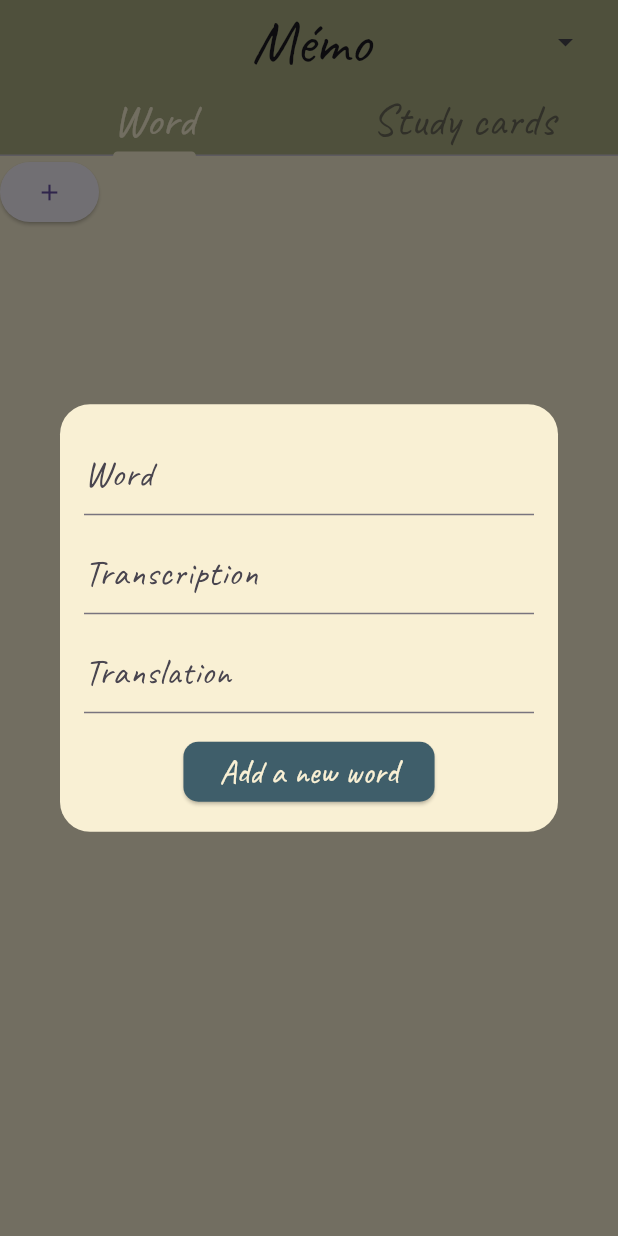
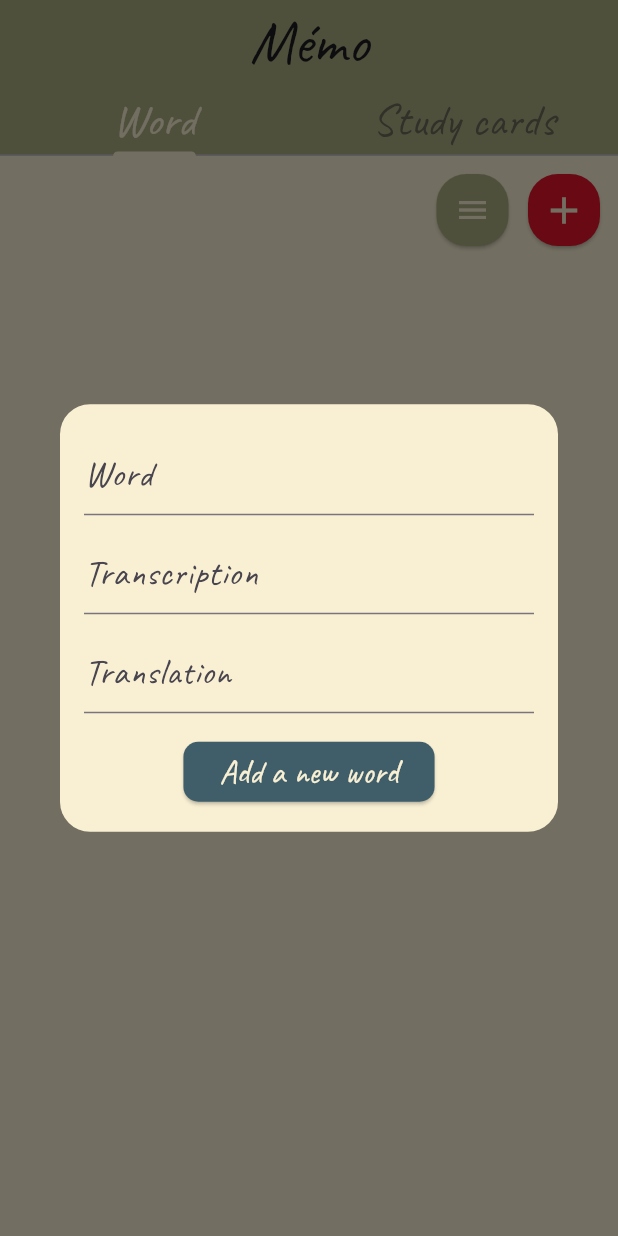
Before and after one commit to letsmespeakfrommyheart/memo, a Flutter app: the screen it shows after launch, after a tap on the "add" icon, on a phone screen of 412 x 824 dp. Run offline on Flutter 3.47's test engine with Material 3 defaults, Android fonts, the phone set to English and light mode, and no system bars; our stand-ins replace flutter_bloc, freezed_annotation, gap, hive, hive_flutter; accounts and stored records are empty.

Commit message:
fix: memo word active button layout

```diff
--- a/lib/cubit/memo_cubit.dart
+++ b/lib/cubit/memo_cubit.dart
@@ -85,7 +85,6 @@ class MemoCubit extends Cubit<MemoCubitStates> {
         isLearned: true,
       );
       await memoryBox.put(key, learnedWord);
-      emit(state.copyWith(listOfWords: memoryBox.values.toList()));
     } else if (memoWord.isLearned case true) {
       final notLearnedWord = MemorisationModel(
         word: memoWord.word,
@@ -94,8 +93,9 @@ class MemoCubit extends Cubit<MemoCubitStates> {
         isLearned: false,
       );
       await memoryBox.put(key, notLearnedWord);
-      emit(state.copyWith(listOfWords: memoryBox.values.toList()));
     }
+    filterKeys(state.filter, memoryBox);
+    emit(state.copyWith(listOfWords: memoryBox.values.toList()));
   }
 
   void filterKeys(final Filter filter, final Box<MemorisationModel> words) {
--- a/lib/main.dart
+++ b/lib/main.dart
@@ -3,12 +3,7 @@ import 'package:flutter_bloc/flutter_bloc.dart';
 import 'package:hive_flutter/hive_flutter.dart';
 import 'package:memo/cubit/memo_cubit.dart';
 import 'package:memo/data/memorisation_model.dart';
-import 'package:memo/presentation/screens/memo_card_study_screen.dart';
-import 'package:memo/presentation/screens/memo_word_screen.dart';
-import 'package:memo/presentation/widgets/memo_action_button.dart';
-import 'package:memo/presentation/widgets/memo_popup_menu_button.dart';
-import 'package:memo/presentation/widgets/memo_word_item.dart';
-import 'package:memo/presentation/widgets/word_dialog.dart';
+import 'package:memo/presentation/screens/memo_home_screen.dart';
 import 'package:memo/srs/colors.dart';
 import 'package:path_provider/path_provider.dart';
 
@@ -24,74 +19,32 @@ void main() async {
   runApp(
     BlocProvider(
       create: (final context) => MemoCubit(memoryBox),
-      child: const MyApp(),
+      child: const MemoApp(),
     ),
   );
 }
 
-class MyApp extends StatelessWidget {
-  const MyApp({super.key});
+class MemoApp extends StatelessWidget {
+  const MemoApp({super.key});
 
   @override
   Widget build(final BuildContext context) => MaterialApp(
         debugShowCheckedModeBanner: false,
         theme: ThemeData(
           fontFamily: 'Caveat',
-          inputDecorationTheme: InputDecorationTheme(focusColor: green),
-          appBarTheme: AppBarTheme(backgroundColor: green, shadowColor: milk),
-          scaffoldBackgroundColor: milk,
+          inputDecorationTheme: InputDecorationTheme(focusColor: greenColor),
+          appBarTheme:
+              AppBarTheme(backgroundColor: greenColor, shadowColor: milkColor),
+          scaffoldBackgroundColor: milkColor,
           floatingActionButtonTheme:
-              FloatingActionButtonThemeData(backgroundColor: red),
+              FloatingActionButtonThemeData(backgroundColor: redColor),
           dialogTheme: DialogTheme(
-            backgroundColor: milk,
+            backgroundColor: milkColor,
           ),
         ),
         home: const DefaultTabController(
           length: 2,
-          child: MemoHomePage(),
+          child: MemoHomeScreen(),
         ),
       );
 }
-
-class MemoHomePage extends StatelessWidget {
-  const MemoHomePage({super.key});
-
-  @override
-  Widget build(final BuildContext context) => Scaffold(
-        appBar: AppBar(
-          bottom: TabBar(
-            labelColor: milk,
-            unselectedLabelColor: lightGrey,
-            indicatorColor: milk,
-            tabs: const [
-              Text(
-                'Word',
-                style: TextStyle(fontSize: 30),
-              ),
-              Text(
-                'Study cards',
-                style: TextStyle(fontSize: 30),
-              ),
-            ],
-          ),
-          title: const Center(
-            child: Text(
-              // 6 steps for Android
-              '      Mémo',
-              style: TextStyle(fontSize: 40),
-            ),
-          ),
-          actions: <Widget>[
-            MemoPopupMenuButton(
-              onSelectedItem: context.read<MemoCubit>().onPopUp,
-            ),
-          ],
-        ),
-        body: const TabBarView(
-          children: [
-            MemoWordScreen(),
-            MemoCardStudyScreen(),
-          ],
-        ),
-      );
-}
--- /dev/null
+++ b/lib/presentation/screens/memo_home_screen.dart
@@ -0,0 +1,42 @@
+import 'package:flutter/material.dart';
+import 'package:memo/presentation/screens/memo_card_study_screen.dart';
+import 'package:memo/presentation/screens/memo_word_screen.dart';
+import 'package:memo/srs/colors.dart';
+
+class MemoHomeScreen extends StatelessWidget {
+  const MemoHomeScreen({super.key});
+
+  @override
+  Widget build(final BuildContext context) => Scaffold(
+        appBar: AppBar(
+          bottom: TabBar(
+            labelColor: milkColor,
+            unselectedLabelColor: lightGreyColor,
+            indicatorColor: milkColor,
+            tabs: const [
+              Text(
+                'Word',
+                style: TextStyle(fontSize: 30),
+              ),
+              Text(
+                'Study cards',
+                style: TextStyle(fontSize: 30),
+              ),
+            ],
+          ),
+          title: const Center(
+            child: Text(
+              // 6 steps for Android
+              'Mémo',
+              style: TextStyle(fontSize: 40),
+            ),
+          ),
+        ),
+        body: const TabBarView(
+          children: [
+            MemoWordScreen(),
+            MemoCardStudyScreen(),
+          ],
+        ),
+      );
+}
--- a/lib/presentation/screens/memo_word_screen.dart
+++ b/lib/presentation/screens/memo_word_screen.dart
@@ -1,9 +1,12 @@
 import 'package:flutter/material.dart';
 import 'package:flutter_bloc/flutter_bloc.dart';
+import 'package:gap/gap.dart';
 import 'package:memo/cubit/memo_cubit.dart';
-import 'package:memo/presentation/widgets/memo_action_button.dart';
+import 'package:memo/presentation/widgets/memo_add_button.dart';
+import 'package:memo/presentation/widgets/memo_popup_menu_button.dart';
 import 'package:memo/presentation/widgets/memo_word_item.dart';
 import 'package:memo/presentation/widgets/word_dialog.dart';
+import 'package:memo/srs/colors.dart';
 
 class MemoWordScreen extends StatefulWidget {
   const MemoWordScreen({
@@ -24,45 +27,22 @@ class _MemoWordScreenState extends State<MemoWordScreen> {
         builder: (final context, final state) {
           final memoCubit = context.read<MemoCubit>();
           final filteredKeys = memoCubit.state.filteredKeys;
-          return Stack(
+          return SafeArea(
+            child: Padding(
+              padding: const EdgeInsets.all(
+                8,
+              ),
+              child: Column(
                 children: [
-              ListView.separated(
-                itemCount: filteredKeys.length,
-                itemBuilder: (final context, final index) {
-                  final key = filteredKeys[index];
-                  final memoWord = memoCubit.memoryBox.get(key);
-                  if (memoWord != null) {
-                    return MemoWordItem(
-                      memorisationWord: memoWord.word,
-                      memorisationTranscription: memoWord.transcription,
-                      memorisationTranslation: memoWord.translation,
-                      onChangeLearningState: () async {
-                        await context
-                            .read<MemoCubit>()
-                            .onChangeLearningState(memoWord, key);
-                      },
-                      onDeleteWord: () async {
-                        await context.read<MemoCubit>().onDeleteWord(index);
-                      },
-                      onShowTranslate: () async {
-                        await context
-                            .read<MemoCubit>()
-                            .onShowTranslate(context, memoWord);
-                      },
-                      iconColor: memoWord.isLearned
-                          ? Colors.amber
-                          : Colors.grey.shade600,
-                    );
-                  }
-                  return null;
-                },
-                separatorBuilder: (final context, final index) =>
-                    const Divider(),
-                shrinkWrap: true,
+                  Row(
+                    mainAxisAlignment: MainAxisAlignment.end,
+                    children: [
+                      MemoPopupMenuButton(
+                        onSelectedItem: context.read<MemoCubit>().onPopUp,
                       ),
-              Positioned(
-                child: MemoActionButton(
-                  onActionButtonPressed: () async {
+                      const Gap(5),
+                      MemoAddButton(
+                        onAddButtonPressed: () async {
                           await showDialog(
                             context: context,
                             builder: (final context) => WordDialog(
@@ -90,8 +70,52 @@ class _MemoWordScreenState extends State<MemoWordScreen> {
                           );
                         },
                       ),
+                    ],
+                  ),
+                  const Gap(8),
+                  Stack(
+                    children: [
+                      ListView.separated(
+                        itemCount: filteredKeys.length,
+                        itemBuilder: (final context, final index) {
+                          final key = filteredKeys[index];
+                          final memoWord = memoCubit.memoryBox.get(key);
+                          if (memoWord != null) {
+                            return MemoWordItem(
+                              memorisationWord: memoWord.word,
+                              memorisationTranscription: memoWord.transcription,
+                              memorisationTranslation: memoWord.translation,
+                              onChangeLearningState: () async {
+                                await context
+                                    .read<MemoCubit>()
+                                    .onChangeLearningState(memoWord, key);
+                              },
+                              onDeleteWord: () async {
+                                await context
+                                    .read<MemoCubit>()
+                                    .onDeleteWord(index);
+                              },
+                              onShowTranslate: () async {
+                                await context
+                                    .read<MemoCubit>()
+                                    .onShowTranslate(context, memoWord);
+                              },
+                              iconColor: memoWord.isLearned
+                                  ? goldColor
+                                  : lightGreyColor,
+                            );
+                          }
+                          return null;
+                        },
+                        separatorBuilder: (final context, final index) =>
+                            const Gap(10),
+                        shrinkWrap: true,
                       ),
                     ],
+                  ),
+                ],
+              ),
+            ),
           );
         },
       );
--- a/lib/presentation/widgets/memo_action_button.dart
+++ /dev/null
@@ -1,18 +0,0 @@
-import 'package:flutter/material.dart';
-
-class MemoActionButton extends StatelessWidget {
-  const MemoActionButton({
-    required this.onActionButtonPressed,
-    super.key,
-  });
-
-  final Function()? onActionButtonPressed;
-
-  @override
-  Widget build(final BuildContext context) => ElevatedButton.icon(
-        onPressed: onActionButtonPressed,
-        label: const Icon(
-          Icons.add,
-        ),
-      );
-}
--- /dev/null
+++ b/lib/presentation/widgets/memo_add_button.dart
@@ -0,0 +1,27 @@
+import 'package:flutter/material.dart';
+import 'package:memo/srs/colors.dart';
+
+class MemoAddButton extends StatelessWidget {
+  const MemoAddButton({
+    required this.onAddButtonPressed,
+    super.key,
+  });
+
+  final Function()? onAddButtonPressed;
+
+  @override
+  Widget build(final BuildContext context) => Card(
+        color: redColor,
+        shape: const RoundedRectangleBorder(
+          borderRadius: BorderRadius.all(
+            Radius.circular(20),
+          ),
+        ),
+        child: IconButton(
+          onPressed: onAddButtonPressed,
+          icon: const Icon(Icons.add),
+          color: milkColor,
+          iconSize: 30,
+        ),
+      );
+}
--- a/lib/presentation/widgets/memo_popup_menu_button.dart
+++ b/lib/presentation/widgets/memo_popup_menu_button.dart
@@ -9,19 +9,26 @@ class MemoPopupMenuButton extends StatelessWidget {
 
   final Function(String)? onSelectedItem;
   @override
-  Widget build(final BuildContext context) => PopupMenuButton<String>(
-        icon: const Padding(
-          padding: EdgeInsets.only(right: 15),
-          child: Icon(
-            Icons.arrow_drop_down,
-          ),
-        ),
+  Widget build(final BuildContext context) => Card(
+        color: greenColor,
         shape: const RoundedRectangleBorder(
           borderRadius: BorderRadius.all(
             Radius.circular(20),
           ),
         ),
-        color: milk,
+        child: PopupMenuButton<String>(
+          position: PopupMenuPosition.under,
+          icon: Icon(
+            Icons.menu,
+            color: milkColor,
+          ),
+          shape: RoundedRectangleBorder(
+            side: BorderSide(color: milkColor, width: 2),
+            borderRadius: const BorderRadius.all(
+              Radius.circular(20),
+            ),
+          ),
+          color: greenColor,
           onSelected: onSelectedItem,
           itemBuilder: (final context) => [
             'All',
@@ -30,15 +37,18 @@ class MemoPopupMenuButton extends StatelessWidget {
           ]
               .map(
                 (final option) => PopupMenuItem(
-                textStyle: const TextStyle(
+                  value: option,
+                  child: Text(
+                    option,
+                    style: TextStyle(
                       fontSize: 20,
-                  color: Colors.black,
+                      color: milkColor,
                       fontFamily: 'Caveat',
                     ),
-                value: option,
-                child: Text(option),
+                  ),
                 ),
               )
               .toList(),
+        ),
       );
 }
--- a/lib/presentation/widgets/memo_word_item.dart
+++ b/lib/presentation/widgets/memo_word_item.dart
@@ -23,6 +23,13 @@ class MemoWordItem extends StatelessWidget {
 
   @override
   Widget build(final BuildContext context) => ListTile(
+        tileColor: milkColor,
+        shape: RoundedRectangleBorder(
+          side: BorderSide(color: greenColor),
+          borderRadius: const BorderRadius.all(
+            Radius.circular(20),
+          ),
+        ),
         contentPadding: const EdgeInsets.only(left: 10, right: 5),
         minLeadingWidth: 0,
         minVerticalPadding: 0,
@@ -50,7 +57,7 @@ class MemoWordItem extends StatelessWidget {
         ),
         trailing: IconButton(
           icon: const Icon(Icons.clear),
-          color: red,
+          color: redColor,
           onPressed: onDeleteWord,
         ),
         onTap: onShowTranslate,
--- a/lib/presentation/widgets/word_dialog.dart
+++ b/lib/presentation/widgets/word_dialog.dart
@@ -25,11 +25,11 @@ class WordDialog extends StatelessWidget {
             mainAxisSize: MainAxisSize.min,
             children: <Widget>[
               TextField(
-                cursorColor: teal,
+                cursorColor: tealColor,
                 style: const TextStyle(fontSize: 28),
                 decoration: InputDecoration(
                   focusedBorder: UnderlineInputBorder(
-                    borderSide: BorderSide(color: teal),
+                    borderSide: BorderSide(color: tealColor),
                   ),
                   hintText: 'Word',
                   hintStyle: const TextStyle(fontSize: 24),
@@ -41,11 +41,11 @@ class WordDialog extends StatelessWidget {
                 height: 8,
               ),
               TextField(
-                cursorColor: teal,
+                cursorColor: tealColor,
                 style: const TextStyle(fontSize: 28),
                 decoration: InputDecoration(
                   focusedBorder: UnderlineInputBorder(
-                    borderSide: BorderSide(color: teal),
+                    borderSide: BorderSide(color: tealColor),
                   ),
                   hintText: 'Transcription',
                   hintStyle: const TextStyle(fontSize: 24),
@@ -56,13 +56,13 @@ class WordDialog extends StatelessWidget {
                 height: 8,
               ),
               TextField(
-                cursorColor: teal,
+                cursorColor: tealColor,
                 style: const TextStyle(fontSize: 28),
                 decoration: InputDecoration(
                   hintText: 'Translation',
                   hintStyle: const TextStyle(fontSize: 24),
                   focusedBorder: UnderlineInputBorder(
-                    borderSide: BorderSide(color: teal),
+                    borderSide: BorderSide(color: tealColor),
                   ),
                 ),
                 controller: translationController,
@@ -73,7 +73,7 @@ class WordDialog extends StatelessWidget {
               ElevatedButton(
                 onPressed: toAddNewWord,
                 style: ButtonStyle(
-                  backgroundColor: WidgetStateProperty.all(teal),
+                  backgroundColor: WidgetStateProperty.all(tealColor),
                   shape: WidgetStateProperty.all(
                     RoundedRectangleBorder(
                       borderRadius: BorderRadius.circular(10),
@@ -84,7 +84,7 @@ class WordDialog extends StatelessWidget {
                   'Add a new word',
                   style: TextStyle(
                     fontSize: 22,
-                    color: milk,
+                    color: milkColor,
                   ),
                 ),
               ),
--- a/lib/srs/colors.dart
+++ b/lib/srs/colors.dart
@@ -1,10 +1,10 @@
 import 'package:flutter/material.dart';
 
-Color green = const Color.fromARGB(255, 172, 175, 131);
-//  - color for Android
-Color red = const Color.fromARGB(255, 227, 19, 42);
-Color milk = const Color.fromARGB(255, 249, 240, 212);
-// Color green = const Color.fromARGB(255, 172, 175, 131);
-Color teal = const Color.fromARGB(255, 63, 94, 106);
-Color grey = const Color.fromARGB(255, 59, 55, 58);
-Color lightGrey = const Color.fromARGB(148, 59, 55, 58);
+Color greenColor = const Color.fromARGB(255, 172, 175, 131);
+Color redColor = const Color.fromARGB(255, 227, 19, 42);
+Color milkColor = const Color.fromARGB(255, 249, 240, 212);
+Color tealColor = const Color.fromARGB(255, 63, 94, 106);
+Color greyColor = const Color.fromARGB(255, 59, 55, 58);
+Color lightGreyColor = const Color.fromARGB(148, 59, 55, 58);
+Color whiteColor = const Color.fromARGB(255, 255, 255, 255);
+Color goldColor = const Color.fromARGB(255, 255, 193, 7);
--- a/pubspec.yaml
+++ b/pubspec.yaml
@@ -14,6 +14,7 @@ dependencies:
     sdk: flutter
   flutter_bloc: ^8.1.6
   freezed_annotation: ^2.4.4
+  gap: ^3.0.1
   hive: ^2.2.3
   hive_flutter: ^1.1.0
   path_provider: ^2.1.4
```
Also changed, not shown: pubspec.lock, 1 other file. Lines whose indentation alone changed are shown as unchanged.
